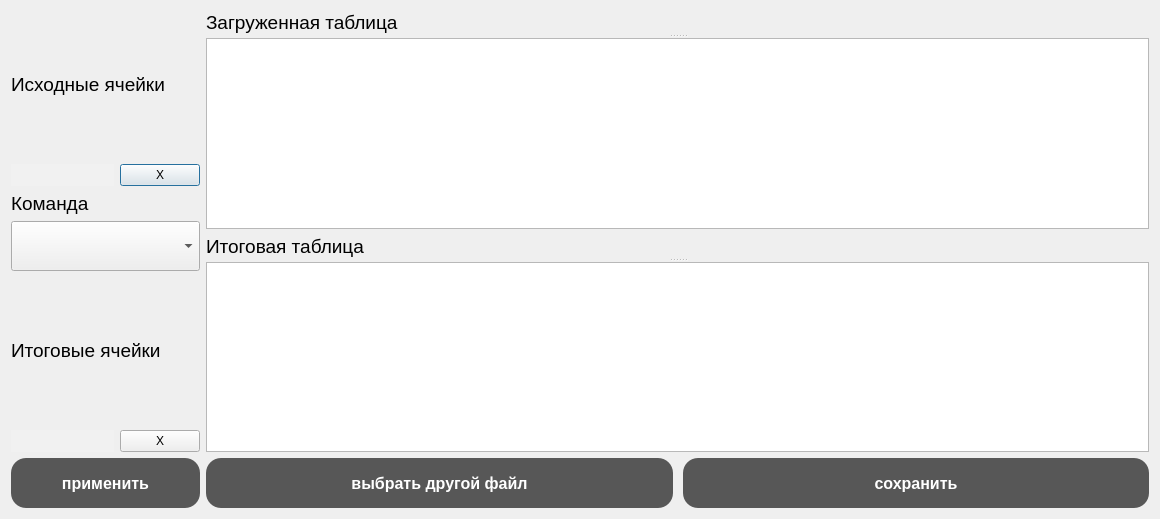
Qt form dialog_3.ui (RO1T/CONVERTOR_FRONT) before a commit.
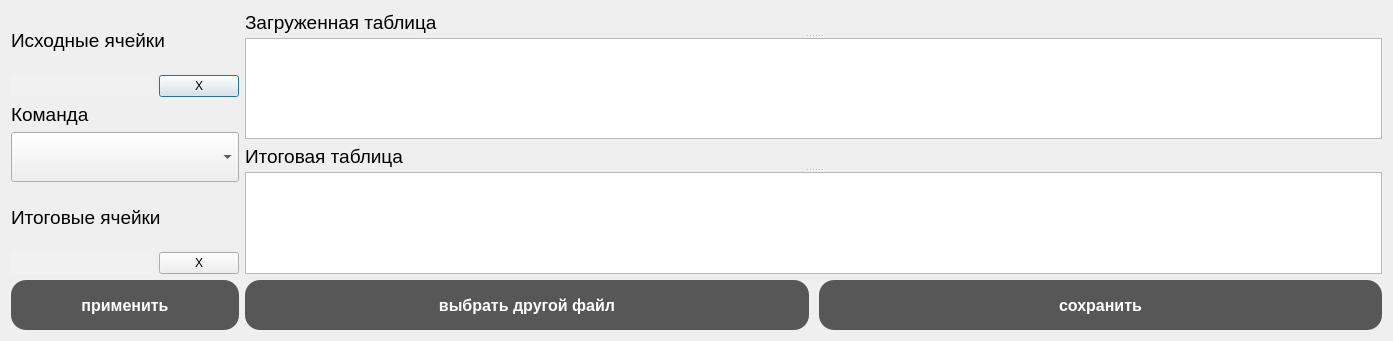
The same form after that commit.

Commit message: md + settings

```diff
--- a/dialog_3.ui
+++ b/dialog_3.ui
@@ -12,8 +12,8 @@
    <rect>
     <x>0</x>
     <y>0</y>
-    <width>1160</width>
-    <height>519</height>
+    <width>1393</width>
+    <height>341</height>
    </rect>
   </property>
   <property name="windowTitle">
```
The commit also changes 1 other file.
